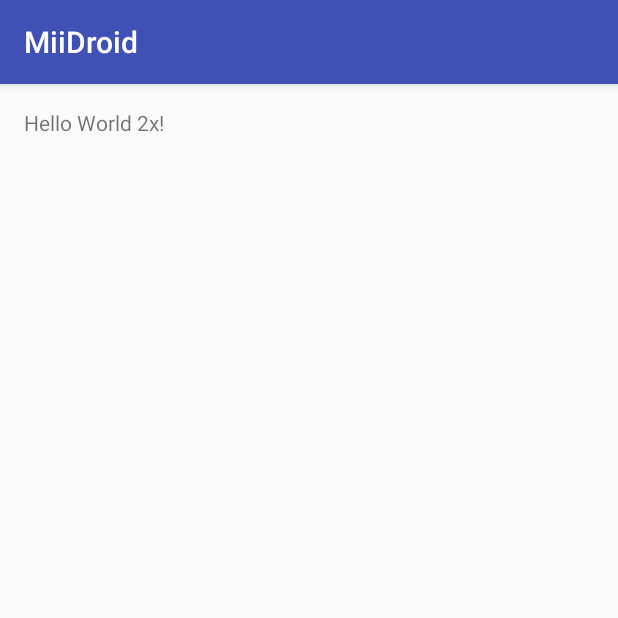
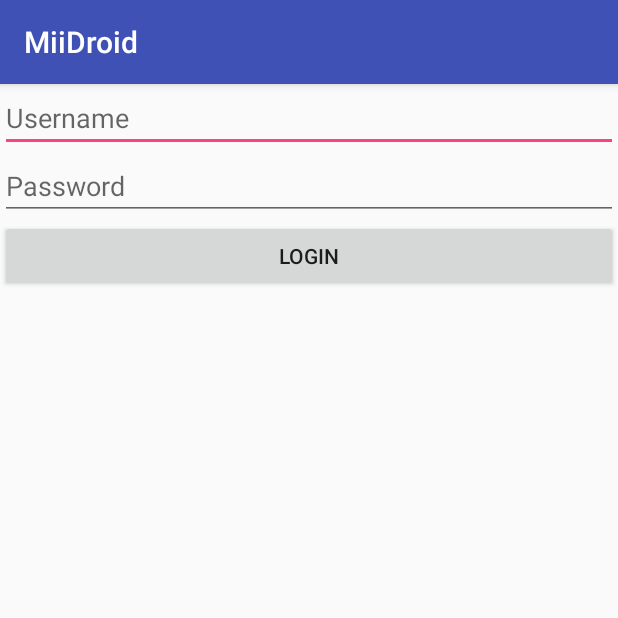
Before and after one commit to AndroidGlass/MiiDroid, an Android app: the screen it shows after launch (MainActivity), on a phone screen of 412 x 824 dp, the top half of it. Run offline under Robolectric (Android 15) with nearby library versions, the phone set to English and light mode, and no system bars.

Commit message:
Lesson 2

```diff
--- a/app/src/main/java/meetup/droid/miidroid/MainActivity.java
+++ b/app/src/main/java/meetup/droid/miidroid/MainActivity.java
@@ -2,12 +2,42 @@ package meetup.droid.miidroid;
 
 import android.support.v7.app.AppCompatActivity;
 import android.os.Bundle;
+import android.util.Log;
+import android.view.View;
+import android.widget.Button;
+import android.widget.EditText;
 
 public class MainActivity extends AppCompatActivity {
+
+    private EditText etUsername;
+
+    private EditText etPassword;
+
+    private Button btnLogin;
 
     @Override
     protected void onCreate(Bundle savedInstanceState) {
         super.onCreate(savedInstanceState);
         setContentView(R.layout.activity_main);
+
+
+        etUsername = (EditText) findViewById(R.id.et_username);
+        etPassword = (EditText) findViewById(R.id.et_password);
+        btnLogin = (Button) findViewById(R.id.btn_login);
+
+        btnLogin.setOnClickListener(new View.OnClickListener() {
+            @Override
+            public void onClick(View v) {
+                handleClick();
+            }
+        });
+    }
+
+    private void handleClick() {
+        String username = etUsername.getText().toString();
+        String password = etPassword.getText().toString();
+
+        Log.d("TAG", "Username is: " + username + "\n" +
+            "Password is: " + password);
     }
 }
--- a/app/src/main/res/layout/activity_main.xml
+++ b/app/src/main/res/layout/activity_main.xml
@@ -1,17 +1,28 @@
 <?xml version="1.0" encoding="utf-8"?>
-<RelativeLayout
+<LinearLayout
         xmlns:android="http://schemas.android.com/apk/res/android"
         xmlns:tools="http://schemas.android.com/tools"
         android:layout_width="match_parent"
         android:layout_height="match_parent"
-        android:paddingLeft="@dimen/activity_horizontal_margin"
-        android:paddingRight="@dimen/activity_horizontal_margin"
-        android:paddingTop="@dimen/activity_vertical_margin"
-        android:paddingBottom="@dimen/activity_vertical_margin"
+        android:orientation="vertical"
         tools:context="meetup.droid.miidroid.MainActivity">
 
-    <TextView
-            android:text="Hello World 2x!"
-            android:layout_width="wrap_content"
+    <EditText
+            android:id="@+id/et_username"
+            android:hint="Username"
+            android:layout_width="match_parent"
             android:layout_height="wrap_content"/>
-</RelativeLayout>
+
+    <EditText
+            android:id="@+id/et_password"
+            android:hint="Password"
+            android:layout_width="match_parent"
+            android:layout_height="wrap_content"
+            android:inputType="textPassword"/>
+
+    <Button
+            android:id="@+id/btn_login"
+            android:text="Login"
+            android:layout_width="match_parent"
+            android:layout_height="wrap_content"/>
+</LinearLayout>
```
Also changed, not shown: 1 other file.
